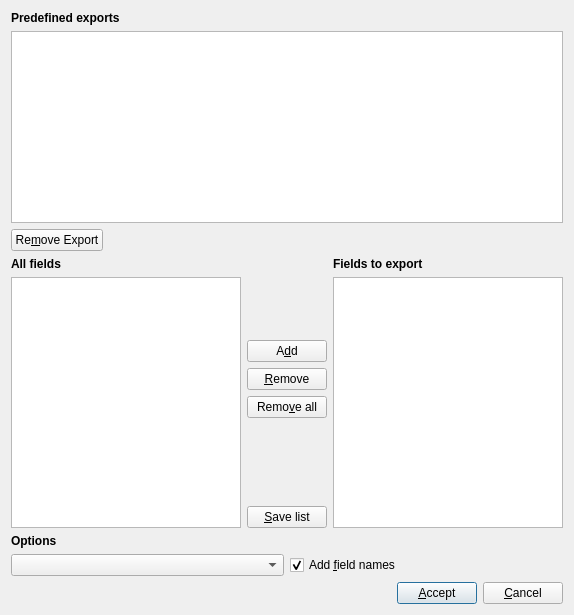
Above: Koo/ui/win_export.ui from xrg/openerp-client-kde before the change. Below: the same form after it.
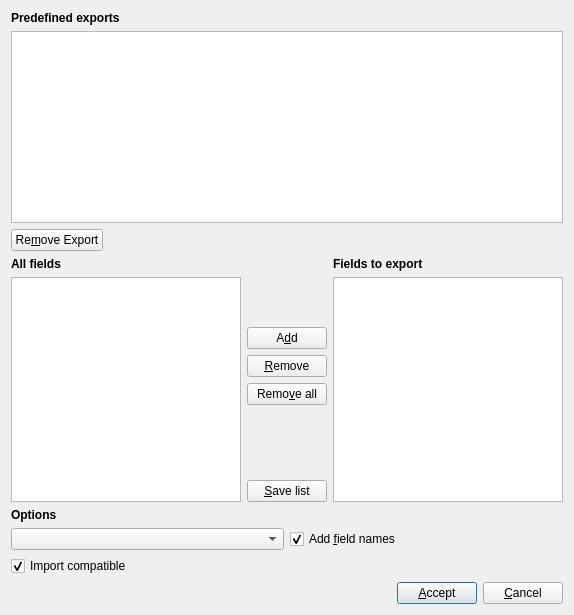
That is the form after the change. Icons and pictures are not drawn.

Commit message: [IMP] Improve import/export features: Allow adding ID and Database ID fields. Add import compatible flag and show warnings if emited. Allow exporting menu data.

```diff
--- a/Koo/ui/win_export.ui
+++ b/Koo/ui/win_export.ui
@@ -214,6 +214,23 @@
        </property>
       </widget>
      </item>
+     <item row="2" column="0" colspan="2">
+      <widget class="QCheckBox" name="uiImportCompatible">
+       <property name="toolTip">
+        <string>Check this field if you want to be able to import this information back to OpenERP.
+
+Note that you may also be interested in adding ID or Database ID fields, so OpenERP can match CSV and database's records when you import it later.
+
+On the other hand, import incompatible files will show some information in a way users can better understand it and it's probably what you expect if you do not intend to import data back to OpenERP.</string>
+       </property>
+       <property name="text">
+        <string>Import compatible</string>
+       </property>
+       <property name="checked">
+        <bool>true</bool>
+       </property>
+      </widget>
+     </item>
     </layout>
    </item>
    <item>
```
The commit also changes 3 other files.
